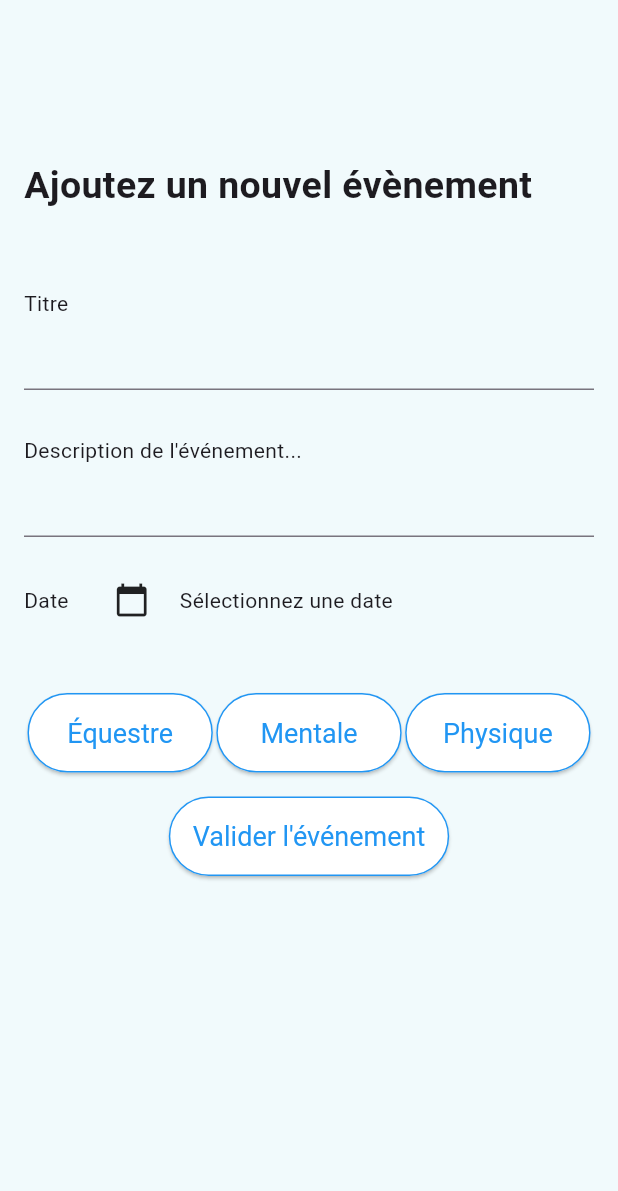
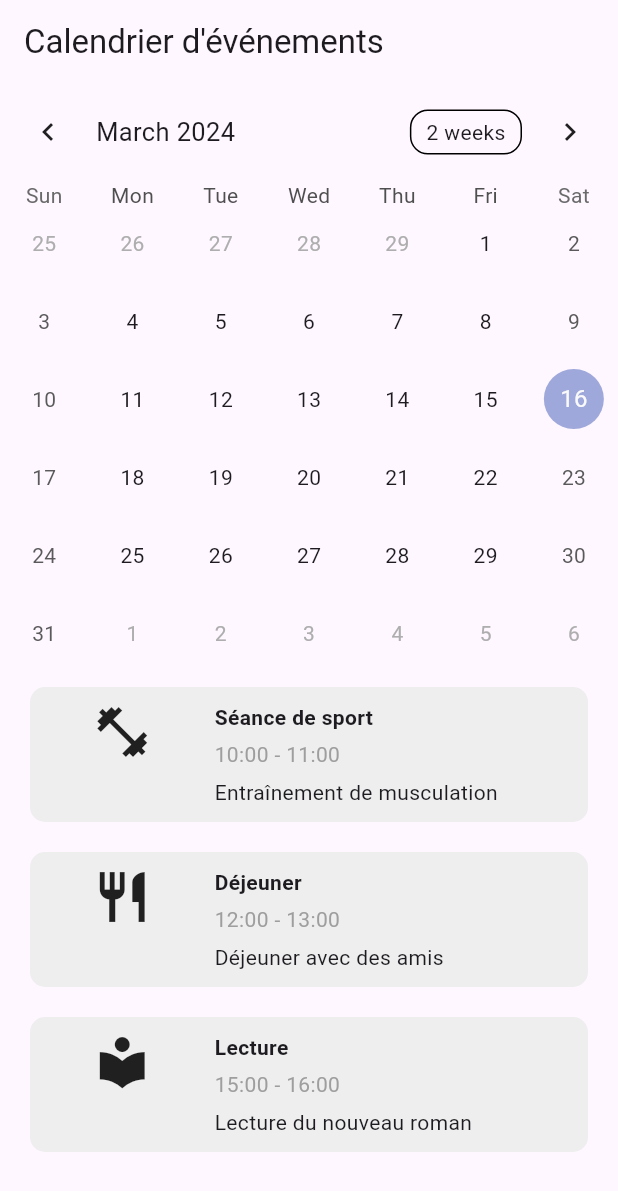
Before and after one commit to agdomenger/sportRider, a Flutter app: the screen it shows after launch, on a phone screen of 412 x 824 dp. Shown: the top 1191 px of the screen. Run offline on Flutter 3.47's test engine with Material 3 defaults, Android fonts, the light colour scheme and no system bars; drawn by our look-alikes of table_calendar.

Commit message:
page calendrier front ok

```diff
--- /dev/null
+++ b/lib/Pages/Calendar.dart
@@ -0,0 +1,131 @@
+import 'package:flutter/material.dart';
+import 'package:table_calendar/table_calendar.dart';
+
+class MyCalendar extends StatefulWidget {
+  @override
+  _MyCalendarState createState() => _MyCalendarState();
+}
+
+class _MyCalendarState extends State<MyCalendar> {
+  CalendarFormat _calendarFormat = CalendarFormat.month;
+  DateTime _focusedDay = DateTime.now();
+  DateTime? _selectedDay;
+
+  @override
+  Widget build(BuildContext context) {
+    return MaterialApp(
+      home: Scaffold(
+        appBar: AppBar(
+          title: Text('Calendrier d\'événements'),
+        ),
+        body: SingleChildScrollView(
+          child: Column(
+            crossAxisAlignment: CrossAxisAlignment.stretch,
+            children: [
+              // Calendrier
+              TableCalendar(
+                firstDay: DateTime.utc(2020, 1, 1),
+                lastDay: DateTime.utc(2030, 12, 31),
+                focusedDay: _focusedDay,
+                calendarFormat: _calendarFormat,
+                onFormatChanged: (format) {
+                  setState(() {
+                    _calendarFormat = format;
+                  });
+                },
+                onDaySelected: (selectedDay, focusedDay) {
+                  setState(() {
+                    _selectedDay = selectedDay;
+                    _focusedDay = focusedDay;
+                  });
+                },
+              ),
+              // Événements
+              EventWidget(
+                icon: Icons.fitness_center,
+                title: 'Séance de sport',
+                time: '10:00 - 11:00',
+                description: 'Entraînement de musculation',
+              ),
+              EventWidget(
+                icon: Icons.restaurant,
+                title: 'Déjeuner',
+                time: '12:00 - 13:00',
+                description: 'Déjeuner avec des amis',
+              ),
+              EventWidget(
+                icon: Icons.local_library,
+                title: 'Lecture',
+                time: '15:00 - 16:00',
+                description: 'Lecture du nouveau roman',
+              ),
+            ],
+          ),
+        ),
+      ),
+    );
+  }
+}
+
+class EventWidget extends StatelessWidget {
+  final IconData icon;
+  final String title;
+  final String time;
+  final String description;
+
+  const EventWidget({
+    Key? key,
+    required this.icon,
+    required this.title,
+    required this.time,
+    required this.description,
+  }) : super(key: key);
+
+  @override
+  Widget build(BuildContext context) {
+    return Container(
+      margin: EdgeInsets.symmetric(vertical: 10, horizontal: 20),
+      padding: EdgeInsets.all(10),
+      decoration: BoxDecoration(
+        color: Colors.grey[200],
+        borderRadius: BorderRadius.circular(10),
+      ),
+      child: Row(
+        crossAxisAlignment: CrossAxisAlignment.start,
+        children: [
+          // Icone
+          Container(
+            width: MediaQuery.of(context).size.width * 0.25,
+            child: Icon(
+              icon,
+              size: 40,
+            ),
+          ),
+          SizedBox(width: 10),
+          // Détails de l'événement
+          Expanded(
+            child: Column(
+              crossAxisAlignment: CrossAxisAlignment.start,
+              children: [
+                // Titre
+                Text(
+                  title,
+                  style: TextStyle(fontWeight: FontWeight.bold),
+                ),
+                SizedBox(height: 5),
+                // Horaire
+                Text(
+                  time,
+                  style: TextStyle(color: Colors.grey),
+                ),
+                SizedBox(height: 5),
+                // Description
+                Text(description),
+              ],
+            ),
+          ),
+        ],
+      ),
+    );
+  }
+}
--- a/lib/main.dart
+++ b/lib/main.dart
@@ -1,6 +1,7 @@
 import 'package:flutter/material.dart';
 import 'package:sport_rider/Pages/AjoutEvent.dart';
 import 'package:sport_rider/Pages/Bottom.dart';
+import 'package:sport_rider/Pages/Calendar.dart';
 import 'package:sport_rider/Pages/Sport.dart';
 import 'package:sport_rider/Pages/profil.dart';
 import 'package:sport_rider/Pages/questionnaireProfil.dart';
@@ -41,7 +42,7 @@ class _MyHomePageState extends State<MyHomePage> {
     return Scaffold(
       backgroundColor: Theme.of(context).primaryColor,
       body: Center(
-        child: EventForm(),
+        child: MyCalendar(),
       ),
       //bottomNavigationBar: MyBottomNavigationBar(), il faut que ce soit seulement pour les pages une fois connecté
     );
--- a/pubspec.yaml
+++ b/pubspec.yaml
@@ -40,6 +40,7 @@ dependencies:
   # Use with the CupertinoIcons class for iOS style icons.
   cupertino_icons: ^1.0.2
   intl: ^0.19.0
+  table_calendar: ^3.1.0
 
 dev_dependencies:
   flutter_test:
```
Also changed, not shown: pubspec.lock.
